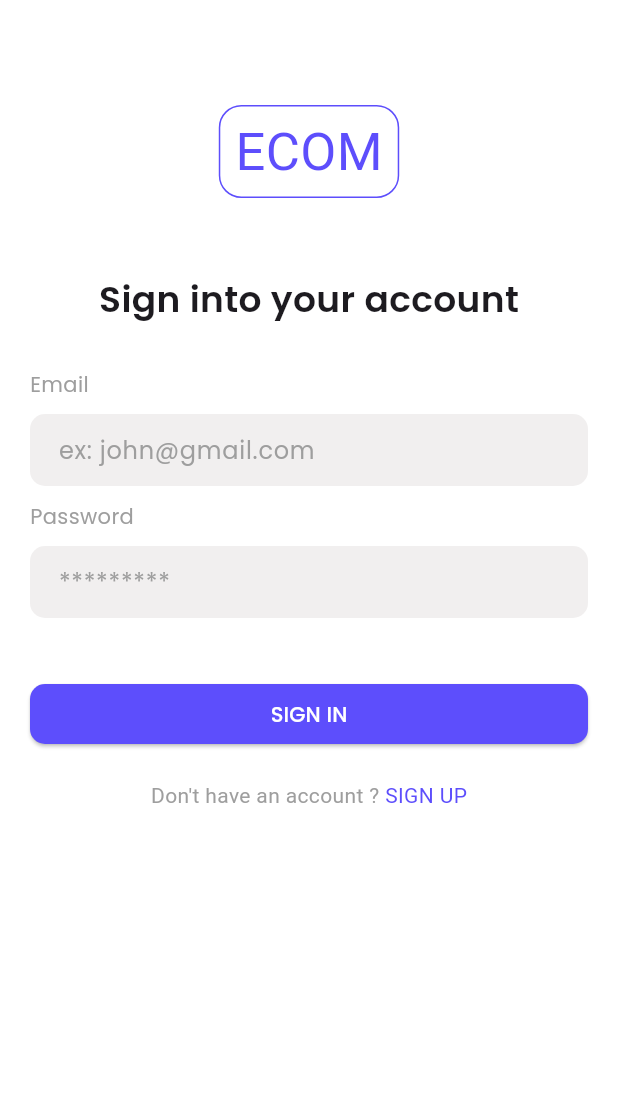
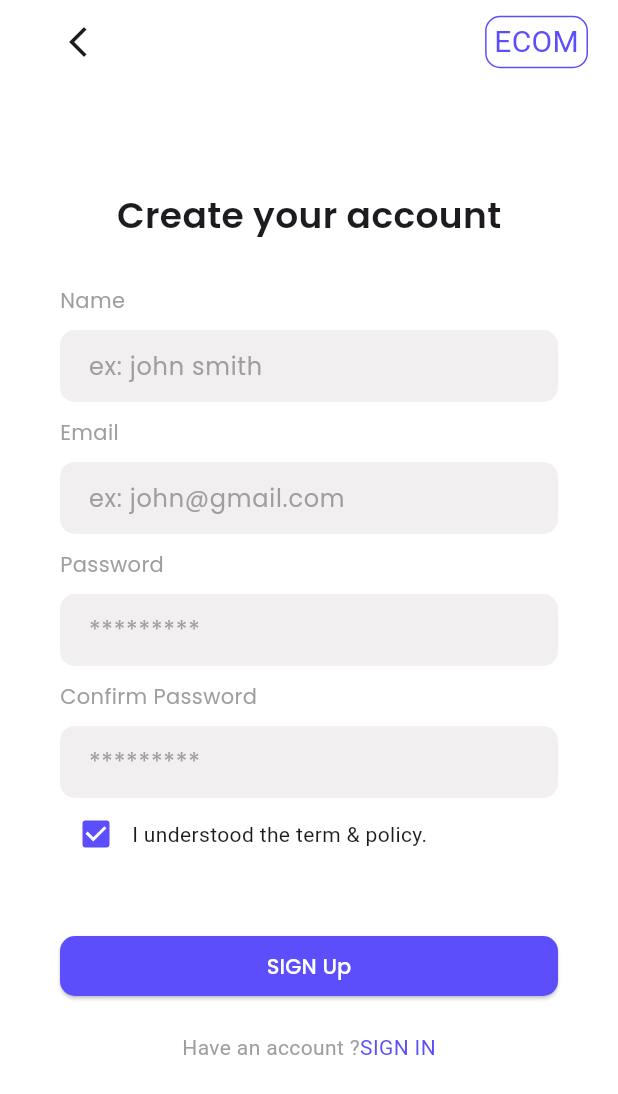
Before and after one commit to yaftes/2025-A2SV-G6-mobile-assessment, a Flutter app: the screen it shows after launch, on a phone screen of 412 x 824 dp. Shown: the top 1094 px of the screen. Run offline on Flutter 3.47's test engine with Material 3 defaults, Android fonts, the phone set to English and light mode, and no system bars; our stand-ins replace dartz, equatable, flutter_secure_storage, google_fonts, internet_connection_checker_plus.

Commit message:
feat: add sign up page

```diff
--- /dev/null
+++ b/lib/features/auth/presentation/pages/signup_page.dart
@@ -0,0 +1,270 @@
+import 'package:flutter/cupertino.dart';
+import 'package:flutter/material.dart';
+import 'package:google_fonts/google_fonts.dart';
+
+class SignupPage extends StatefulWidget {
+  const SignupPage({super.key});
+
+  @override
+  State<SignupPage> createState() => _SignupPageState();
+}
+
+class _SignupPageState extends State<SignupPage> {
+  final formkey = GlobalKey<FormState>();
+  final _emailController = TextEditingController();
+  final _passwordController = TextEditingController();
+  final _nameController = TextEditingController();
+  final _confirmPasswordController = TextEditingController();
+
+  @override
+  Widget build(BuildContext context) {
+    return Scaffold(
+      backgroundColor: Colors.white,
+      appBar: AppBar(
+        backgroundColor: Colors.white,
+        leading: Padding(
+          padding: const EdgeInsets.only(left: 40),
+          child: Icon(Icons.arrow_back_ios_new),
+        ),
+        actions: [
+          Padding(
+            padding: const EdgeInsets.only(right: 20),
+            child: Container(
+              padding: EdgeInsets.symmetric(horizontal: 5, vertical: 2),
+              decoration: BoxDecoration(
+                border: Border.all(
+                  color: const Color.fromARGB(255, 93, 78, 252),
+                ),
+                borderRadius: BorderRadius.circular(10),
+              ),
+              child: Text(
+                'ECOM',
+                style: GoogleFonts.aBeeZee(
+                  color: const Color.fromARGB(255, 93, 78, 252),
+                  fontSize: 20,
+                ),
+              ),
+            ),
+          ),
+        ],
+      ),
+      body: SingleChildScrollView(
+        child: Padding(
+          padding: const EdgeInsets.symmetric(horizontal: 40, vertical: 70),
+
+          child: Column(
+            crossAxisAlignment: CrossAxisAlignment.start,
+            mainAxisAlignment: MainAxisAlignment.center,
+            children: [
+              Center(
+                child: Text(
+                  'Create your account',
+                  style: GoogleFonts.poppins(
+                    fontSize: 24,
+                    fontWeight: FontWeight.w600,
+                  ),
+                ),
+              ),
+              SizedBox(height: 30),
+
+              Form(
+                key: formkey,
+                child: Column(
+                  crossAxisAlignment: CrossAxisAlignment.start,
+                  children: [
+                    Text(
+                      'Name',
+                      style: GoogleFonts.poppins(color: Colors.grey),
+                    ),
+                    SizedBox(height: 10),
+                    TextFormField(
+                      validator: (value) {
+                        if (value == null || value.isEmpty) {
+                          return 'name is required';
+                        }
+                        return null;
+                      },
+
+                      style: TextStyle(color: Colors.black),
+                      controller: _nameController,
+                      decoration: InputDecoration(
+                        hintText: 'ex: john smith',
+                        hintStyle: GoogleFonts.poppins(color: Colors.grey),
+                        fillColor: const Color.fromARGB(255, 241, 239, 239),
+                        filled: true,
+                        contentPadding: EdgeInsets.symmetric(
+                          horizontal: 15,
+                          vertical: 10,
+                        ),
+                        border: OutlineInputBorder(
+                          borderRadius: BorderRadius.circular(10),
+                          borderSide: BorderSide.none,
+                        ),
+                      ),
+                    ),
+                    SizedBox(height: 10),
+                    Text(
+                      'Email',
+                      style: GoogleFonts.poppins(color: Colors.grey),
+                    ),
+                    SizedBox(height: 10),
+                    TextFormField(
+                      validator: (value) {
+                        if (value == null || value.isEmpty) {
+                          return 'email is required';
+                        }
+                        return null;
+                      },
+                      style: TextStyle(color: Colors.black),
+                      controller: _emailController,
+                      decoration: InputDecoration(
+                        hintText: 'ex: john@gmail.com',
+                        hintStyle: GoogleFonts.poppins(color: Colors.grey),
+                        fillColor: const Color.fromARGB(255, 241, 239, 239),
+                        filled: true,
+                        contentPadding: EdgeInsets.symmetric(
+                          horizontal: 15,
+                          vertical: 10,
+                        ),
+                        border: OutlineInputBorder(
+                          borderRadius: BorderRadius.circular(10),
+                          borderSide: BorderSide.none,
+                        ),
+                      ),
+                    ),
+                    SizedBox(height: 10),
+                    Text(
+                      'Password',
+
+                      style: GoogleFonts.poppins(color: Colors.grey),
+                    ),
+                    SizedBox(height: 10),
+                    TextFormField(
+                      validator: (value) {
+                        if (value == null || value.isEmpty) {
+                          return 'password is required';
+                        }
+                        return null;
+                      },
+                      style: TextStyle(color: Colors.black),
+                      controller: _passwordController,
+                      decoration: InputDecoration(
+                        hintText: '*********',
+                        hintStyle: GoogleFonts.poppins(color: Colors.grey),
+                        fillColor: const Color.fromARGB(255, 241, 239, 239),
+                        filled: true,
+                        contentPadding: EdgeInsets.symmetric(
+                          horizontal: 15,
+                          vertical: 10,
+                        ),
+                        border: OutlineInputBorder(
+                          borderRadius: BorderRadius.circular(10),
+                          borderSide: BorderSide.none,
+                        ),
+                      ),
+                    ),
+                    SizedBox(height: 10),
+                    Text(
+                      'Confirm Password',
+
+                      style: GoogleFonts.poppins(color: Colors.grey),
+                    ),
+                    SizedBox(height: 10),
+                    TextFormField(
+                      validator: (value) {
+                        if (value == null || value.isEmpty) {
+                          return 'email is required';
+                        }
+
+                        return null;
+                      },
+                      style: TextStyle(color: Colors.black),
+                      controller: _confirmPasswordController,
+                      decoration: InputDecoration(
+                        hintText: '*********',
+                        hintStyle: GoogleFonts.poppins(color: Colors.grey),
+                        fillColor: const Color.fromARGB(255, 241, 239, 239),
+                        filled: true,
+                        contentPadding: EdgeInsets.symmetric(
+                          horizontal: 15,
+                          vertical: 10,
+                        ),
+                        border: OutlineInputBorder(
+                          borderRadius: BorderRadius.circular(10),
+                          borderSide: BorderSide.none,
+                        ),
+                      ),
+                    ),
+
+                    Row(
+                      mainAxisAlignment: MainAxisAlignment.start,
+                      children: [
+                        Checkbox(
+                          value: true,
+                          onChanged: (value) {
+                            setState(() {});
+                          },
+                          activeColor: const Color.fromARGB(255, 93, 78, 252),
+                        ),
+                        Text.rich(
+                          TextSpan(
+                            children: [
+                              TextSpan(text: 'I understood the '),
+                              TextSpan(text: 'term & policy.'),
+                            ],
+                          ),
+                        ),
+                      ],
+                    ),
+
+                    SizedBox(height: 40),
+                    SizedBox(
+                      width: double.infinity,
+                      child: ElevatedButton(
+                        style: ElevatedButton.styleFrom(
+                          backgroundColor: const Color.fromARGB(
+                            255,
+                            93,
+                            78,
+                            252,
+                          ),
+                          shape: RoundedRectangleBorder(
+                            borderRadius: BorderRadiusGeometry.circular(10),
+                          ),
+                        ),
+                        onPressed: () {},
+                        child: Text(
+                          'SIGN Up',
+                          style: GoogleFonts.poppins(color: Colors.white),
+                        ),
+                      ),
+                    ),
+                  ],
+                ),
+              ),
+              SizedBox(height: 20),
+              Center(
+                child: Text.rich(
+                  TextSpan(
+                    children: [
+                      TextSpan(
+                        text: "Have an account ?",
+                        style: TextStyle(color: Colors.grey),
+                      ),
+                      TextSpan(
+                        text: 'SIGN IN',
+                        style: TextStyle(
+                          color: const Color.fromARGB(255, 93, 78, 252),
+                        ),
+                      ),
+                    ],
+                  ),
+                ),
+              ),
+            ],
+          ),
+        ),
+      ),
+    );
+  }
+}
--- a/lib/main.dart
+++ b/lib/main.dart
@@ -1,6 +1,7 @@
 import 'package:flutter/material.dart';
 import 'package:g6_assessment/features/auth/presentation/pages/login_page.dart';
+import 'package:g6_assessment/features/auth/presentation/pages/signup_page.dart';
 
 void main() {
-  runApp(MaterialApp(debugShowCheckedModeBanner: false, home: LoginPage()));
+  runApp(MaterialApp(debugShowCheckedModeBanner: false, home: SignupPage()));
 }
```
